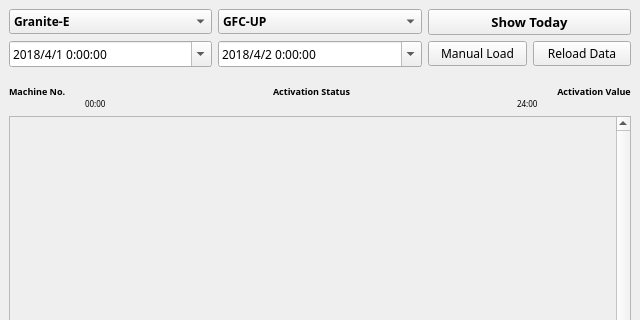
This is face/activation_monitor.ui in zylo117/ZombieZoo as Qt 5 draws it before an edit; both pictures show x 0 to 640 and y 0 to 320 of the 640 by 480 pixel window. The edited form follows.
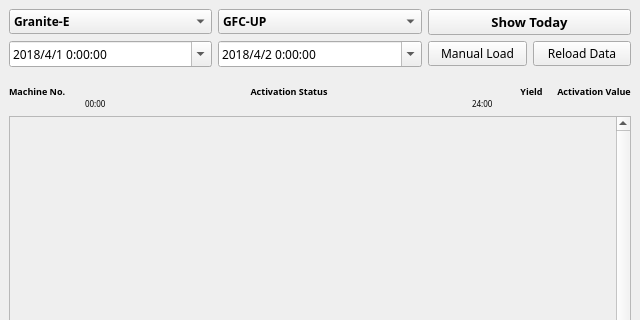
This is the edited form. Icons and pictures are not drawn.

Diff of the .ui file:
```diff
--- a/face/activation_monitor.ui
+++ b/face/activation_monitor.ui
@@ -210,7 +210,7 @@
      </layout>
     </item>
     <item>
-     <layout class="QHBoxLayout" name="horizontalLayout_3" stretch="1,0,0,9,0,0,1">
+     <layout class="QHBoxLayout" name="horizontalLayout_3" stretch="1,0,0,9,0,0,1,1">
       <item>
        <widget class="QLabel" name="label_mac_no_example">
         <property name="minimumSize">
@@ -314,6 +314,24 @@
         </property>
        </widget>
       </item>
+      <item>
+       <widget class="QLabel" name="label_yield_val_example">
+        <property name="font">
+         <font>
+          <family>Lucida Sans</family>
+          <pointsize>7</pointsize>
+          <weight>75</weight>
+          <bold>true</bold>
+         </font>
+        </property>
+        <property name="text">
+         <string>Yield</string>
+        </property>
+        <property name="alignment">
+         <set>Qt::AlignCenter</set>
+        </property>
+       </widget>
+      </item>
       <item>
        <widget class="QLabel" name="label_activation_val_example">
         <property name="font">
```
Left out of the diff: 36 changed lines with no effect on the pictures.
